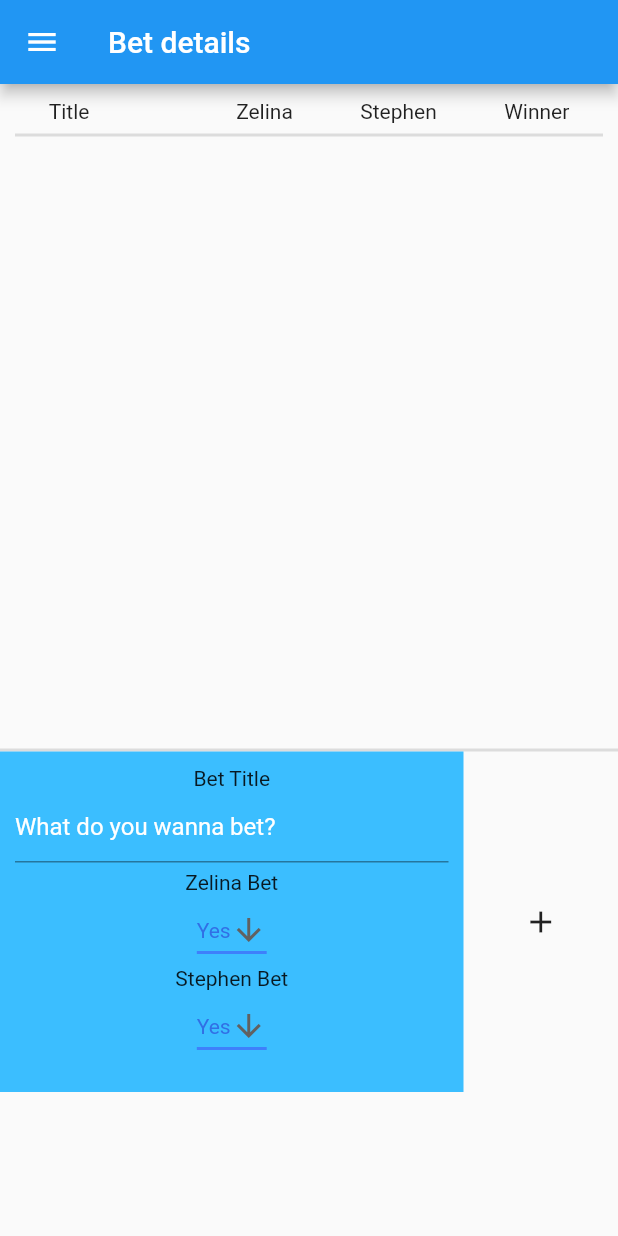
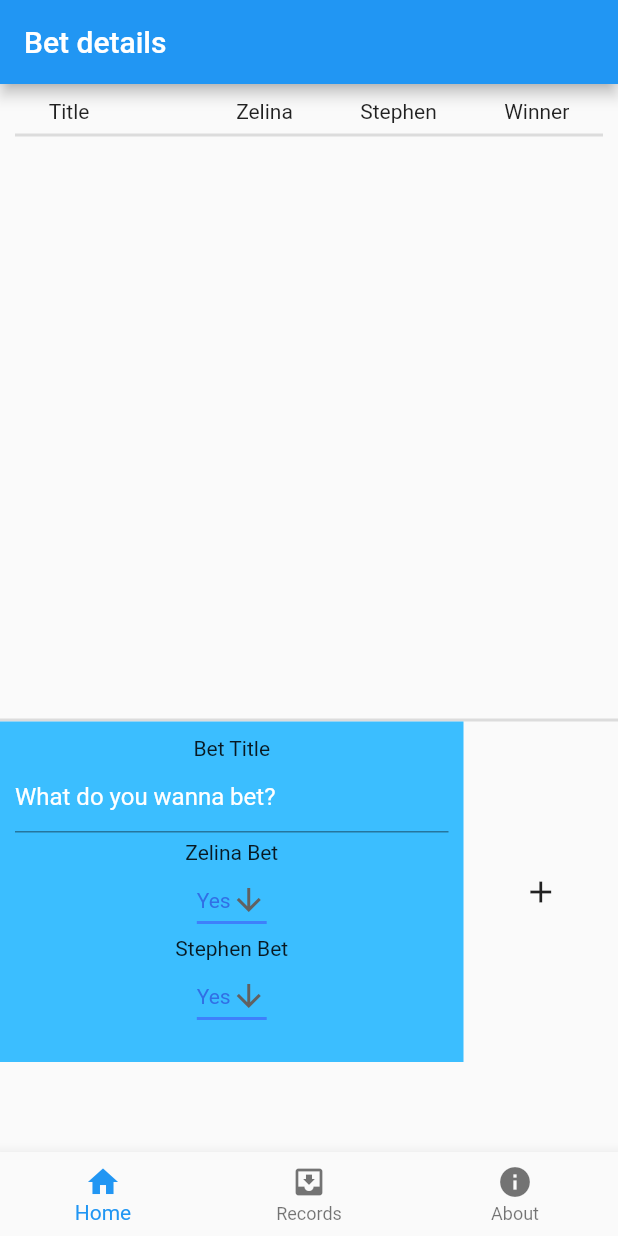
Before and after one commit to ze9786/betBattle, a Flutter app: the screen it shows after launch, on a phone screen of 412 x 824 dp. Run offline on Flutter 3.47's test engine with Material 2 defaults, Android fonts, the phone set to English and light mode, and no system bars; our stand-ins replace cloud_firestore, firebase_core, flutter_slidable, shared_preferences; accounts and stored records are empty.

Commit message:
v1.3.1 bottom nav bar switching

```diff
--- a/lib/Home.dart
+++ b/lib/Home.dart
@@ -1,3 +1,4 @@
+import 'package:bet_battle/About.dart';
 import 'package:bet_battle/Bet.dart';
 import 'package:bet_battle/MyDrawer.dart';
 import 'package:bet_battle/Records.dart';
@@ -80,6 +81,7 @@ class _HomeState extends State<Home> {
   @override
   void initState() {
     super.initState();
+    _pageController = PageController();
   }
 
   Widget buildItem(BuildContext context, DocumentSnapshot document, int index) {
@@ -142,12 +144,45 @@ class _HomeState extends State<Home> {
     );
   }
 
+  int selectedIndex = 0;
+  PageController _pageController;
+  void onItemTapped(int index) {
+    setState(() {
+      selectedIndex = index;
+    });
+    switch (index) {
+      case 0:
+        Navigator.push(context, MaterialPageRoute(builder: (_) => Home()));
+        break;
+      case 1:
+        Navigator.push(
+            context, MaterialPageRoute(builder: (_) => RecordScreen()));
+        break;
+      case 2:
+        Navigator.push(
+            context, MaterialPageRoute(builder: (_) => AboutScreen()));
+        break;
+    }
+  }
+
   @override
   Widget build(BuildContext context) {
     return Scaffold(
-      drawer: MyDrawer(),
+      // drawer: MyDrawer(),
+      // bottomNavigationBar: BottomNavigationBar(
+      //   items: [
+      //     BottomNavigationBarItem(icon: Icon(Icons.home), label: "Home"),
+      //     BottomNavigationBarItem(
+      //         icon: Icon(Icons.move_to_inbox), label: "Records"),
+      //     BottomNavigationBarItem(icon: Icon(Icons.info), label: "About"),
+      //   ],
+      //   currentIndex: selectedIndex,
+      //   fixedColor: Theme.of(context).primaryColor,
+      //   onTap: onItemTapped,
+      // ),
       appBar: AppBar(
         title: Text("Bet details"),
+        automaticallyImplyLeading: false,
         // leading: FlatButton(
         //   child: Icon(Icons.add),
         // )
@@ -159,7 +194,7 @@ class _HomeState extends State<Home> {
               children: [
                 Container(
                     padding: EdgeInsets.all(10),
-                    height: MediaQuery.of(context).size.height - 380,
+                    height: MediaQuery.of(context).size.height - 400,
                     child: Column(
                       children: [
                         Row(
--- /dev/null
+++ b/lib/MyBottomNavigationBar.dart
@@ -0,0 +1,52 @@
+import 'package:bet_battle/Home.dart';
+import 'package:flutter/material.dart';
+
+import 'About.dart';
+import 'Records.dart';
+
+class MyBottomNavigationBar extends StatefulWidget {
+  @override
+  _MyBottomNavigationBarState createState() => _MyBottomNavigationBarState();
+}
+
+class _MyBottomNavigationBarState extends State<MyBottomNavigationBar> {
+  int selectedIndex = 0;
+  final List<Widget> _children = [Home(), RecordScreen(), AboutScreen()];
+
+  PageController _pageController;
+  void onItemTapped(int index) {
+    setState(() {
+      selectedIndex = index;
+    });
+    // switch (index) {
+    //   case 0:
+    //     Navigator.push(context, MaterialPageRoute(builder: (_) => Home()));
+    //     break;
+    //   case 1:
+    //     Navigator.push(
+    //         context, MaterialPageRoute(builder: (_) => RecordScreen()));
+    //     break;
+    //   case 2:
+    //     Navigator.push(
+    //         context, MaterialPageRoute(builder: (_) => AboutScreen()));
+    //     break;
+    // }
+  }
+
+  @override
+  Widget build(BuildContext context) {
+    return Scaffold(
+        body: _children[selectedIndex],
+        bottomNavigationBar: BottomNavigationBar(
+          items: [
+            BottomNavigationBarItem(icon: Icon(Icons.home), label: "Home"),
+            BottomNavigationBarItem(
+                icon: Icon(Icons.move_to_inbox), label: "Records"),
+            BottomNavigationBarItem(icon: Icon(Icons.info), label: "About"),
+          ],
+          currentIndex: selectedIndex,
+          fixedColor: Theme.of(context).primaryColor,
+          onTap: onItemTapped,
+        ));
+  }
+}
--- a/lib/main.dart
+++ b/lib/main.dart
@@ -1,3 +1,4 @@
+import 'package:bet_battle/MyBottomNavigationBar.dart';
 import 'package:cloud_firestore/cloud_firestore.dart';
 import 'package:firebase_core/firebase_core.dart';
 import 'package:flutter/material.dart';
@@ -34,7 +35,7 @@ class MyApp extends StatelessWidget {
         // closer together (more dense) than on mobile platforms.
         visualDensity: VisualDensity.adaptivePlatformDensity,
       ),
-      home: Home(),
+      home: MyBottomNavigationBar(),
     );
   }
 }
```
Also changed, not shown: lib/About.dart (+56 -3 lines), lib/Records.dart (+63 -4 lines).
